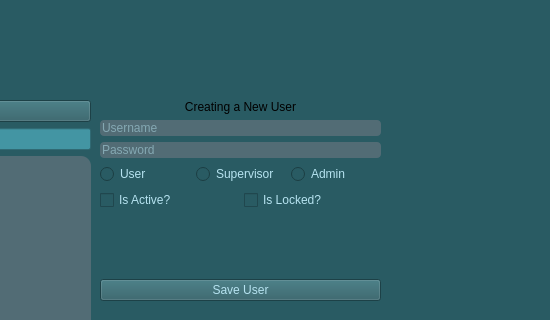
This is UI/admin_window.ui in npaolini-8/se-group-5 as Qt 5 draws it before an edit; both pictures show x 250 to 800 and y 0 to 320 of the 800 by 600 pixel window. The edited form follows.
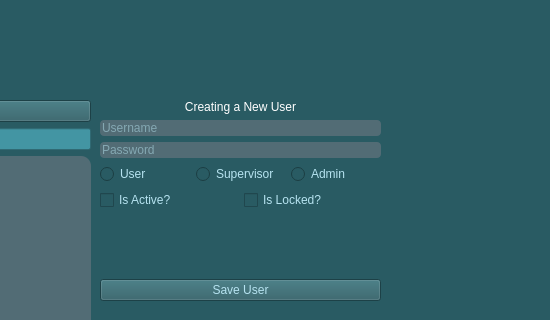
This is the edited form.

Commit message: Made all black text white or blue - styling

What changed in the file:
```diff
--- a/UI/admin_window.ui
+++ b/UI/admin_window.ui
@@ -50,6 +50,9 @@
    <layout class="QVBoxLayout" name="verticalLayout">
     <item>
      <widget class="QLabel" name="curr_user_label">
+      <property name="styleSheet">
+       <string notr="true">color: white;</string>
+      </property>
       <property name="text">
        <string>Creating a New User</string>
       </property>
```
The commit also changes 5 other files.
